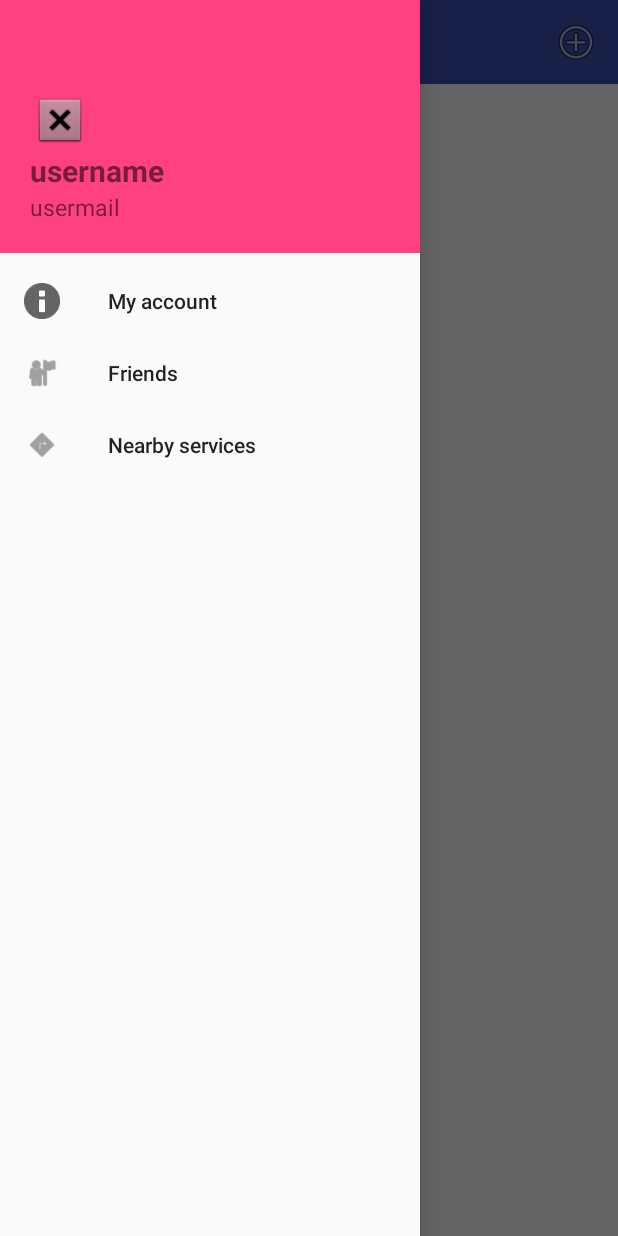
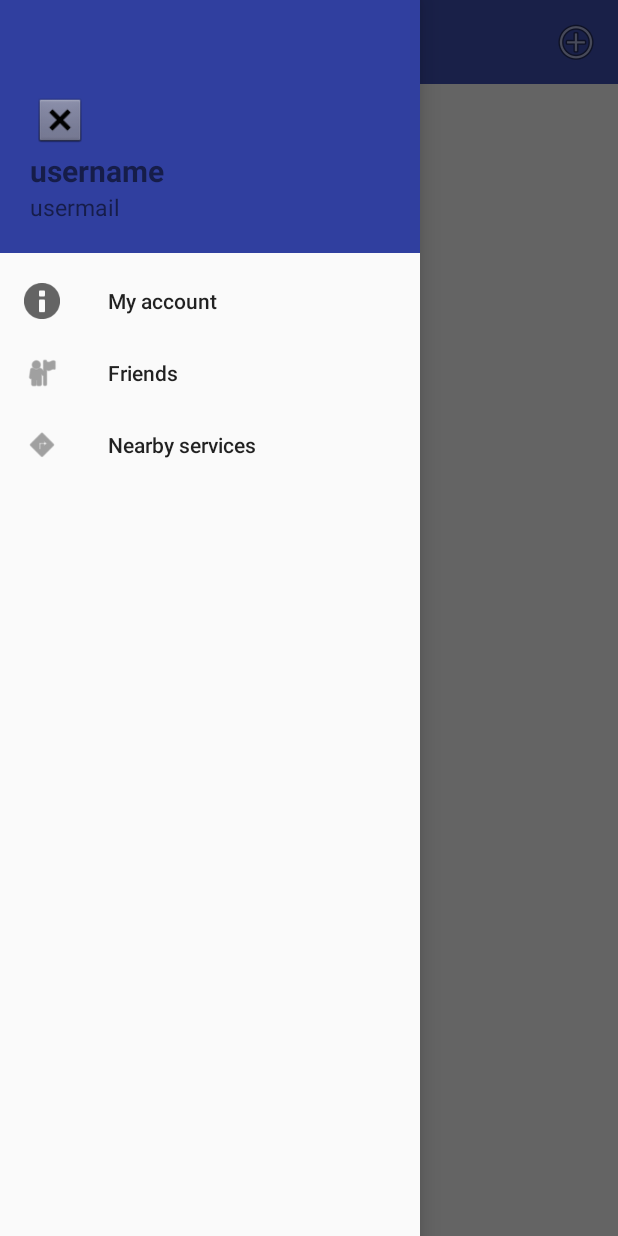
Before and after one commit to SwengGolfTeam/Sweng_Golf, an Android app: the MainMenuActivity screen opened directly, with no data from a screen before it, with the side drawer open, on a phone screen of 412 x 824 dp. Run offline under Robolectric (Android 15) with nearby library versions, the phone set to English and light mode, and no system bars.

Commit message:
Change header color
Set the drawer header color to PrimaryColorDark.

```diff
--- a/app/src/main/res/values/styles.xml
+++ b/app/src/main/res/values/styles.xml
@@ -1,7 +1,7 @@
 <resources>
 
     <style name="MainMenuHeader">
-        <item name="android:background">@color/colorAccent</item>
+        <item name="android:background">@color/colorPrimaryDark</item>
     </style>
 
     <style name="AppTheme" parent="Theme.AppCompat.Light.DarkActionBar">
```
